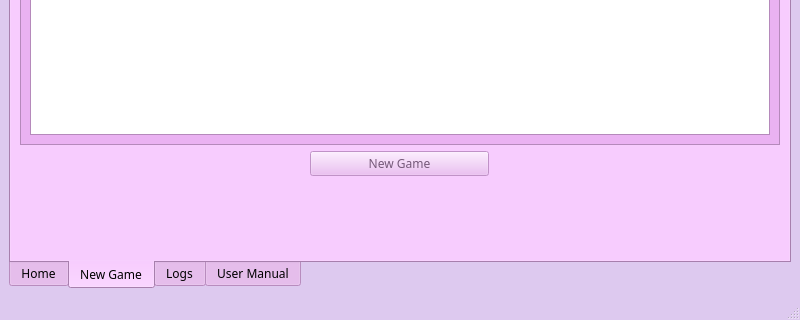
Before: the Qt Designer form App/RGCCompApp/mainwindow.ui in whatever569/laughing-fishstick, drawn with Qt 5; both pictures show x 0 to 800 and y 280 to 600 of the 800 by 600 pixel window.
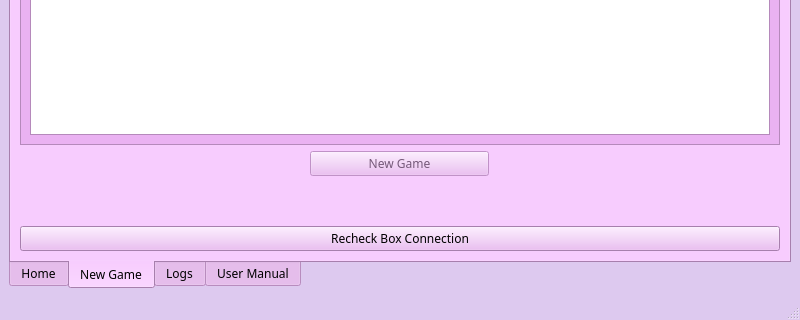
After: the same form once the commit is applied. The open tabs and pages were chosen to show the change.

Commit message: I am tired of this project, but this is adding a button to check connection with the microcontroller

```diff
--- a/App/RGCCompApp/mainwindow.ui
+++ b/App/RGCCompApp/mainwindow.ui
@@ -1335,6 +1335,13 @@
           </property>
          </spacer>
         </item>
+        <item>
+         <widget class="QPushButton" name="recheckConnectionButton">
+          <property name="text">
+           <string>Recheck Box Connection</string>
+          </property>
+         </widget>
+        </item>
        </layout>
       </widget>
       <widget class="QWidget" name="logsTab">
```
Left out of the diff: 4 changed lines with no effect on the pictures. The commit also changes 3 other files.
